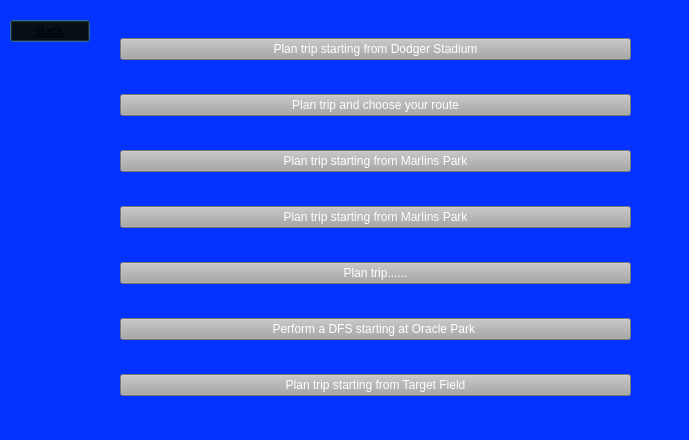
This is BaseballProject2/planvacation.ui in tholm1/CS1D-Project-2-Baseball as Qt 5 draws it before an edit. The edited form follows.
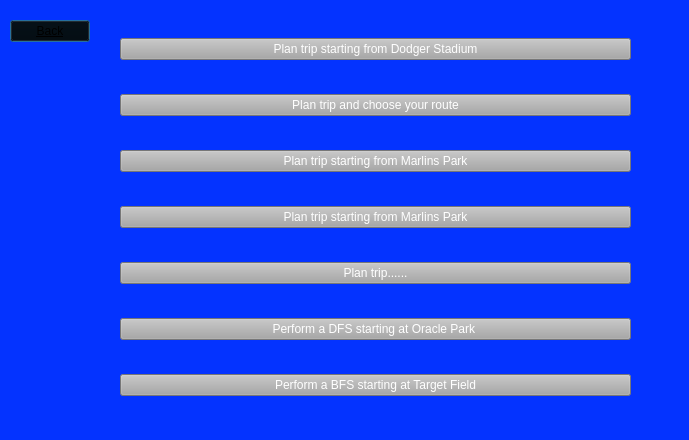
This is the edited form.

Commit message: Add functionality for dfs and bfs trip

Patch:
```diff
--- a/BaseballProject2/planvacation.ui
+++ b/BaseballProject2/planvacation.ui
@@ -117,7 +117,7 @@
 background-color: rgb(167, 167, 167);</string>
       </property>
       <property name="text">
-       <string>Plan trip starting from Target Field</string>
+       <string>Perform a BFS starting at Target Field</string>
       </property>
      </widget>
     </item>
```
Left out of the diff: 2 changed lines with no effect on the pictures. The commit also changes 4 other files.
